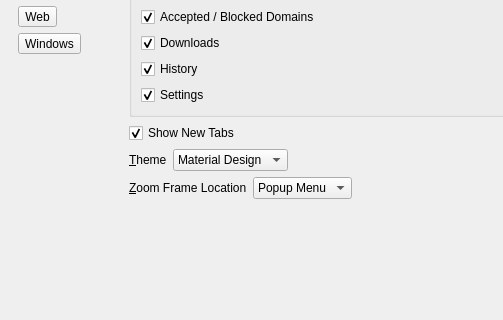
Before: the Qt Designer form 2.x/UI/dooble_settings.ui in textbrowser/dooble, drawn with Qt 5; both pictures show x 0 to 503 and y 120 to 440 of the 600 by 815 pixel window.
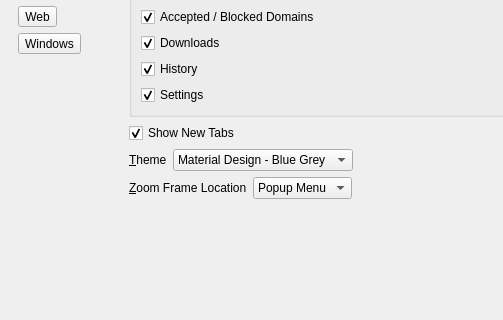
After: the same form once the commit is applied. The open tabs and pages were chosen to show the change. Icons and pictures are not drawn.

Commit message: Prepare new theme.

What changed in the file:
```diff
--- a/2.x/UI/dooble_settings.ui
+++ b/2.x/UI/dooble_settings.ui
@@ -488,7 +488,12 @@
               </property>
               <item>
                <property name="text">
-                <string>Material Design</string>
+                <string>Material Design - Blue Grey</string>
+               </property>
+              </item>
+              <item>
+               <property name="text">
+                <string>Material Design - Indigo</string>
                </property>
               </item>
              </widget>
```
Left out of the diff: 4 changed lines with no effect on the pictures.
